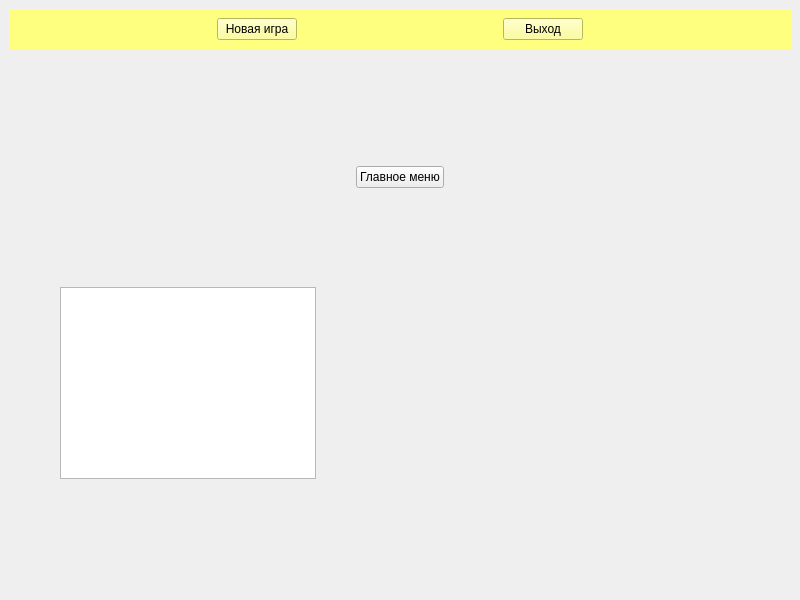
Before: the Qt Designer form main-window.ui in sergsenta1995/SimpleGameInventory, drawn with Qt 5.
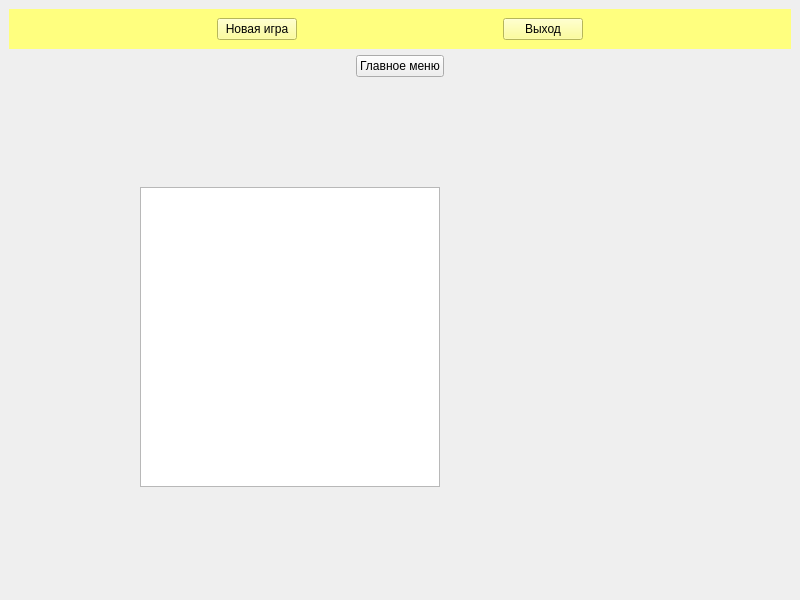
After: the same form once the commit is applied. Custom widgets are drawn as their Qt base class.

Diff of the .ui file:
```diff
--- a/main-window.ui
+++ b/main-window.ui
@@ -444,7 +444,7 @@
       <property name="autoFillBackground">
        <bool>true</bool>
       </property>
-      <layout class="QVBoxLayout" name="verticalLayout_2">
+      <layout class="QVBoxLayout" name="mainMenuVerticalLayout">
        <item>
         <layout class="QHBoxLayout" name="mainMenuHorizontalLayout">
          <item>
@@ -505,23 +505,75 @@
       </layout>
      </widget>
     </item>
+    <item>
+     <layout class="QHBoxLayout" name="toMainMenuHorizontalLayout">
+      <item>
+       <spacer name="rightSpacerOfToMainMenu">
+        <property name="orientation">
+         <enum>Qt::Horizontal</enum>
+        </property>
+        <property name="sizeHint" stdset="0">
+         <size>
+          <width>332</width>
+          <height>20</height>
+         </size>
+        </property>
+       </spacer>
+      </item>
+      <item>
+       <widget class="QPushButton" name="toMainMenu">
+        <property name="text">
+         <string>Главное меню</string>
+        </property>
+       </widget>
+      </item>
+      <item>
+       <spacer name="leftSpacerOfToMainMenu">
+        <property name="orientation">
+         <enum>Qt::Horizontal</enum>
+        </property>
+        <property name="sizeHint" stdset="0">
+         <size>
+          <width>332</width>
+          <height>20</height>
+         </size>
+        </property>
+       </spacer>
+      </item>
+     </layout>
+    </item>
     <item>
      <widget class="QStackedWidget" name="stackedWidget">
+      <property name="enabled">
+       <bool>true</bool>
+      </property>
       <property name="currentIndex">
-       <number>1</number>
+       <number>0</number>
       </property>
-      <widget class="QWidget" name="clientGameField">
-       <layout class="QVBoxLayout" name="verticalLayout_3">
+      <widget class="QWidget" name="clientStackedGameField">
+       <layout class="QVBoxLayout" name="clientStackedGameFieldVerticalLayout">
         <item>
-         <widget class="QWidget" name="gameField" native="true">
+         <widget class="QWidget" name="clientGameField" native="true">
           <property name="enabled">
            <bool>true</bool>
           </property>
-          <layout class="QGridLayout" name="gridLayout">
-           <item row="1" column="2">
-            <layout class="QGridLayout" name="gameObjectGridLayout">
+          <layout class="QGridLayout" name="clientGameFieldGridLayout">
+           <item row="0" column="1">
+            <layout class="QGridLayout" name="clientGameObjectGridLayout">
              <item row="0" column="0">
               <widget class="ClientGameObject" name="clientGameObject">
+               <property name="sizePolicy">
+                <sizepolicy hsizetype="Fixed" vsizetype="Fixed">
+                 <horstretch>0</horstretch>
+                 <verstretch>0</verstretch>
+                </sizepolicy>
+               </property>
+               <property name="minimumSize">
+                <size>
+                 <width>100</width>
+                 <height>100</height>
+                </size>
+               </property>
                <property name="text">
                 <string/>
                </property>
@@ -529,8 +581,8 @@
              </item>
             </layout>
            </item>
-           <item row="1" column="0">
-            <layout class="QGridLayout" name="inventoryGridLayout">
+           <item row="0" column="0">
+            <layout class="QGridLayout" name="clientInventoryGridLayout">
              <item row="0" column="0">
               <widget class="ClientInventory" name="clientInventory">
                <property name="sizePolicy">
@@ -539,66 +591,54 @@
                  <verstretch>0</verstretch>
                 </sizepolicy>
                </property>
+               <property name="minimumSize">
+                <size>
+                 <width>300</width>
+                 <height>300</height>
+                </size>
+               </property>
                <property name="baseSize">
                 <size>
                  <width>0</width>
                  <height>0</height>
                 </size>
                </property>
+               <property name="showGrid">
+                <bool>true</bool>
+               </property>
               </widget>
              </item>
             </layout>
            </item>
-           <item row="0" column="1">
-            <widget class="QPushButton" name="toMainMenu">
-             <property name="text">
-              <string>Главное меню</string>
-             </property>
-            </widget>
-           </item>
-           <item row="0" column="2">
-            <spacer name="rightSpacerOfToMainMenu">
-             <property name="orientation">
-              <enum>Qt::Horizontal</enum>
-             </property>
-             <property name="sizeHint" stdset="0">
-              <size>
-               <width>332</width>
-               <height>20</height>
-              </size>
-             </property>
-            </spacer>
-           </item>
-           <item row="0" column="0">
-            <spacer name="leftSpacerOfToMainMenu">
-             <property name="orientation">
-              <enum>Qt::Horizontal</enum>
-             </property>
-             <property name="sizeHint" stdset="0">
-              <size>
-               <width>332</width>
-               <height>20</height>
-              </size>
-             </property>
-            </spacer>
-           </item>
           </layout>
          </widget>
         </item>
        </layout>
       </widget>
-      <widget class="QWidget" name="serverGameField">
-       <layout class="QVBoxLayout" name="verticalLayout_4">
+      <widget class="QWidget" name="serverStackedGameField">
+       <layout class="QVBoxLayout" name="serverStackedGameFieldVerticalLayout">
         <item>
-         <widget class="QWidget" name="gameField_2" native="true">
+         <widget class="QWidget" name="serverGameField" native="true">
           <property name="enabled">
            <bool>true</bool>
           </property>
-          <layout class="QGridLayout" name="gridLayout_4">
+          <layout class="QGridLayout" name="serverGameFieldGridLayout">
            <item row="1" column="2">
-            <layout class="QGridLayout" name="gridLayout_5">
+            <layout class="QGridLayout" name="serverGameObjectGridLayout">
              <item row="0" column="0">
               <widget class="ServerGameObject" name="serverGameObject">
+               <property name="sizePolicy">
+                <sizepolicy hsizetype="Fixed" vsizetype="Fixed">
+                 <horstretch>0</horstretch>
+                 <verstretch>0</verstretch>
+                </sizepolicy>
+               </property>
+               <property name="minimumSize">
+                <size>
+                 <width>100</width>
+                 <height>100</height>
+                </size>
+               </property>
                <property name="text">
                 <string/>
                </property>
@@ -607,7 +647,7 @@
             </layout>
            </item>
            <item row="1" column="0">
-            <layout class="QGridLayout" name="gridLayout_6">
+            <layout class="QGridLayout" name="serverInventoryGridLayout">
              <item row="0" column="0">
               <widget class="ServerInventory" name="serverInventory">
                <property name="sizePolicy">
@@ -616,6 +656,18 @@
                  <verstretch>0</verstretch>
                 </sizepolicy>
                </property>
+               <property name="minimumSize">
+                <size>
+                 <width>300</width>
+                 <height>300</height>
+                </size>
+               </property>
+               <property name="maximumSize">
+                <size>
+                 <width>16777215</width>
+                 <height>16777215</height>
+                </size>
+               </property>
                <property name="baseSize">
                 <size>
                  <width>0</width>
@@ -626,39 +678,6 @@
              </item>
             </layout>
            </item>
-           <item row="0" column="1">
-            <widget class="QPushButton" name="toMainMenu_2">
-             <property name="text">
-              <string>Главное меню</string>
-             </property>
-            </widget>
-           </item>
-           <item row="0" column="2">
-            <spacer name="horizontalSpacer_6">
-             <property name="orientation">
-              <enum>Qt::Horizontal</enum>
-             </property>
-             <property name="sizeHint" stdset="0">
-              <size>
-               <width>332</width>
-               <height>20</height>
-              </size>
-             </property>
-            </spacer>
-           </item>
-           <item row="0" column="0">
-            <spacer name="horizontalSpacer_7">
-             <property name="orientation">
-              <enum>Qt::Horizontal</enum>
-             </property>
-             <property name="sizeHint" stdset="0">
-              <size>
-               <width>332</width>
-               <height>20</height>
-              </size>
-             </property>
-            </spacer>
-           </item>
           </layout>
          </widget>
         </item>
```
